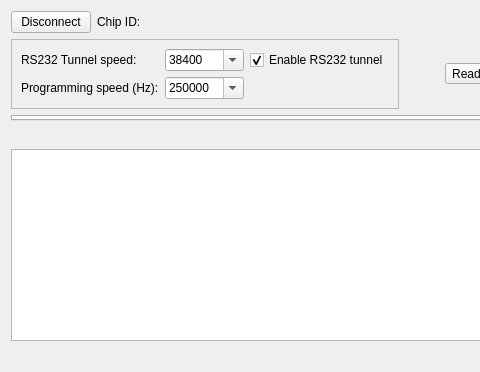
Tasssadar/Lorris, file src/LorrisShupito/lorrisshupito.ui: the form before one commit; both pictures show x 0 to 480 and y 0 to 372 of the 1205 by 372 pixel window.
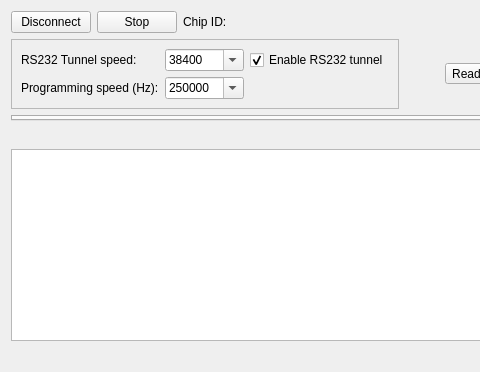
The form after the commit. Icons and pictures are not drawn.

Commit message: Added a start/stop button to Shupito tabs for fast access.

```diff
--- a/src/LorrisShupito/lorrisshupito.ui
+++ b/src/LorrisShupito/lorrisshupito.ui
@@ -25,6 +25,13 @@
          </property>
         </widget>
        </item>
+       <item>
+        <widget class="QPushButton" name="startstopButton">
+         <property name="text">
+          <string>Stop</string>
+         </property>
+        </widget>
+       </item>
        <item>
         <widget class="QLabel" name="label_2">
          <property name="text">
```
The commit also changes 2 other files.
